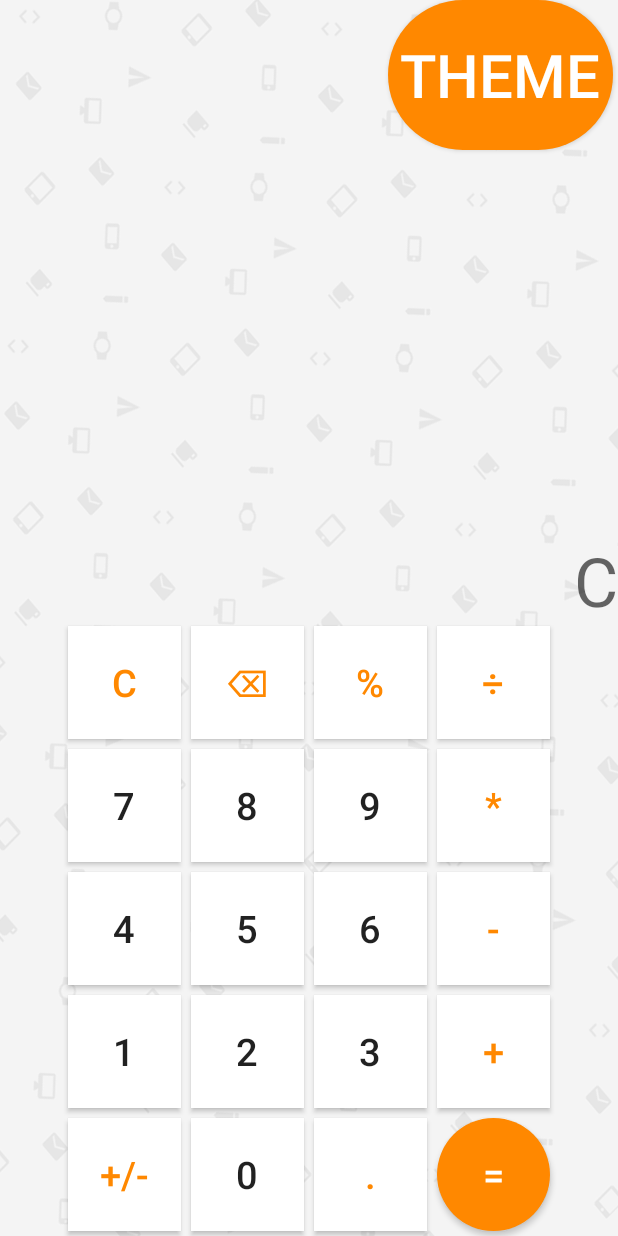
After one commit to makhortius/Hw_calculate, an Android app: the layout activity_constrait_calculate.xml on its own in the app's theme, with its tools: preview values and no code run, on a phone screen of 412 x 824 dp. The commit adds this screen. Run offline under Robolectric (Android 15) with nearby library versions, the phone set to English and light mode, and no system bars.

Commit message:
Добавил макет Constrait, реализовал кнопку переключения между актививи как подсказывали в первом ДЗ

```diff
--- a/app/src/main/java/com/example/hw_calculate/MainActivity.java
+++ b/app/src/main/java/com/example/hw_calculate/MainActivity.java
@@ -1,8 +1,9 @@
 package com.example.hw_calculate;
 
 import androidx.appcompat.app.AppCompatActivity;
-
 import android.os.Bundle;
+import android.view.View;
+import android.widget.Button;
 
 public class MainActivity extends AppCompatActivity {
 
@@ -10,5 +11,17 @@ public class MainActivity extends AppCompatActivity {
     protected void onCreate(Bundle savedInstanceState) {
         super.onCreate(savedInstanceState);
         setContentView(R.layout.activity_calculate);
+
+        Button switchLayout = findViewById(R.id.switchLayout);
+
+
+        switchLayout.setOnClickListener(new View.OnClickListener() {
+            @Override
+            public void onClick(View v) {
+                MainActivity.this.setContentView(R.layout.activity_constrait_calculate);
+            }
+        });
+
+
     }
 }
--- a/app/src/main/res/layout/activity_calculate.xml
+++ b/app/src/main/res/layout/activity_calculate.xml
@@ -218,11 +218,22 @@
         android:background="@android:color/white"
         android:orientation="horizontal">
 
+        <Button
+            android:id="@+id/switchLayout"
+            style="@android:style/Widget.Button.Inset"
+            android:layout_height="match_parent"
+            android:layout_width="wrap_content"
+            android:layout_weight="1"
+            android:background="@drawable/custom_button_equally"
+            android:text="@string/switchTheme"
+            android:textColor="@android:color/primary_text_dark"
+            android:textSize="@dimen/TextSize" />
 
         <Button
             android:id="@+id/equally"
             style="@android:style/Widget.Button.Inset"
             android:layout_height="match_parent"
+            android:layout_width="wrap_content"
             android:layout_weight="1"
             android:background="@drawable/custom_button_equally"
             android:text="@string/equally"
@@ -230,5 +241,6 @@
             android:textSize="@dimen/TextSize" />
 
 
+
     </LinearLayout>
 </LinearLayout>
--- /dev/null
+++ b/app/src/main/res/layout/activity_constrait_calculate.xml
@@ -0,0 +1,325 @@
+<?xml version="1.0" encoding="utf-8"?>
+<androidx.constraintlayout.widget.ConstraintLayout xmlns:android="http://schemas.android.com/apk/res/android"
+    xmlns:app="http://schemas.android.com/apk/res-auto"
+    xmlns:tools="http://schemas.android.com/tools"
+    android:layout_width="match_parent"
+    android:layout_height="match_parent"
+    android:background="@drawable/bg">
+
+    <Button
+        android:id="@+id/zero"
+        android:layout_width="75dp"
+        android:layout_height="75dp"
+        android:layout_margin="3dp"
+        android:background="@color/colorWhite"
+        android:text="@string/zero"
+        android:textColor="@android:color/holo_orange_dark"
+        android:textSize="@dimen/TextSize"
+        app:layout_constraintBottom_toTopOf="@id/button7"
+        app:layout_constraintEnd_toStartOf="@id/backspace"
+        app:layout_constraintHorizontal_chainStyle="packed"
+        app:layout_constraintStart_toStartOf="parent"
+        app:layout_constraintTop_toTopOf="parent"
+        app:layout_constraintVertical_bias="1"
+        app:layout_constraintVertical_chainStyle="packed" />
+
+    <Button
+        android:id="@+id/backspace"
+        android:layout_width="75dp"
+        android:layout_height="75dp"
+        android:layout_margin="3dp"
+        android:background="@color/colorWhite"
+        android:text="@string/backspace"
+        android:textColor="@android:color/holo_orange_dark"
+        android:textSize="@dimen/TextSize"
+        app:layout_constraintBottom_toTopOf="@id/button8"
+        app:layout_constraintEnd_toStartOf="@id/percent"
+        app:layout_constraintHorizontal_chainStyle="packed"
+        app:layout_constraintStart_toEndOf="@id/zero"
+        app:layout_constraintTop_toTopOf="parent"
+        app:layout_constraintVertical_bias="1"
+        app:layout_constraintVertical_chainStyle="packed" />
+
+    <Button
+        android:id="@+id/percent"
+        android:layout_width="75dp"
+        android:layout_height="75dp"
+        android:layout_margin="3dp"
+        android:background="@color/colorWhite"
+        android:text="%"
+        android:textColor="@android:color/holo_orange_dark"
+        android:textSize="@dimen/TextSize"
+        app:layout_constraintBottom_toTopOf="@id/button9"
+        app:layout_constraintEnd_toStartOf="@id/separate"
+        app:layout_constraintHorizontal_chainStyle="packed"
+        app:layout_constraintStart_toEndOf="@id/backspace"
+        app:layout_constraintTop_toTopOf="parent"
+        app:layout_constraintVertical_bias="1"
+        app:layout_constraintVertical_chainStyle="packed" />
+
+    <Button
+        android:id="@+id/separate"
+        android:layout_width="75dp"
+        android:layout_height="75dp"
+        android:layout_margin="3dp"
+        android:background="@color/colorWhite"
+        android:text="@string/separate"
+        android:textColor="@android:color/holo_orange_dark"
+        android:textSize="@dimen/TextSize"
+        app:layout_constraintBottom_toTopOf="@id/multi"
+        app:layout_constraintEnd_toEndOf="parent"
+        app:layout_constraintHorizontal_chainStyle="packed"
+        app:layout_constraintStart_toEndOf="@id/percent"
+        app:layout_constraintTop_toTopOf="parent"
+        app:layout_constraintVertical_bias="1"
+        app:layout_constraintVertical_chainStyle="packed" />
+
+    <Button
+        android:id="@+id/button7"
+        android:layout_width="75dp"
+        android:layout_height="75dp"
+        android:layout_margin="3dp"
+        android:background="@color/colorWhite"
+        android:text="@string/_7"
+        android:textSize="@dimen/TextSize"
+        app:layout_constraintBottom_toTopOf="@id/button4"
+        app:layout_constraintEnd_toStartOf="@id/button8"
+        app:layout_constraintHorizontal_chainStyle="packed"
+        app:layout_constraintStart_toStartOf="parent"
+        app:layout_constraintTop_toBottomOf="@id/zero"
+        app:layout_constraintVertical_chainStyle="packed" />
+
+    <Button
+        android:id="@+id/button8"
+        android:layout_width="75dp"
+        android:layout_height="75dp"
+        android:layout_margin="3dp"
+        android:background="@color/colorWhite"
+        android:text="@string/_8"
+        android:textSize="@dimen/TextSize"
+        app:layout_constraintBottom_toTopOf="@id/button5"
+        app:layout_constraintEnd_toStartOf="@id/button9"
+        app:layout_constraintStart_toEndOf="@id/button7"
+        app:layout_constraintTop_toBottomOf="@id/backspace"
+        app:layout_constraintVertical_chainStyle="packed" />
+
+    <Button
+        android:id="@+id/button9"
+        android:layout_width="75dp"
+        android:layout_height="75dp"
+        android:layout_margin="3dp"
+        android:background="@color/colorWhite"
+        android:text="@string/_9"
+        android:textSize="@dimen/TextSize"
+        app:layout_constraintBottom_toTopOf="@id/button6"
+        app:layout_constraintEnd_toStartOf="@id/multi"
+        app:layout_constraintStart_toEndOf="@id/button8"
+        app:layout_constraintTop_toBottomOf="@id/percent"
+        app:layout_constraintVertical_chainStyle="packed" />
+
+    <Button
+        android:id="@+id/multi"
+        android:layout_width="75dp"
+        android:layout_height="75dp"
+        android:layout_margin="3dp"
+        android:background="@color/colorWhite"
+        android:text="@string/multi"
+        android:textColor="@android:color/holo_orange_dark"
+        android:textSize="@dimen/TextSize"
+        app:layout_constraintBottom_toTopOf="@id/minus"
+        app:layout_constraintEnd_toEndOf="parent"
+        app:layout_constraintStart_toEndOf="@id/button9"
+        app:layout_constraintTop_toBottomOf="@id/separate"
+        app:layout_constraintVertical_chainStyle="packed" />
+
+    <Button
+        android:id="@+id/button4"
+        android:layout_width="75dp"
+        android:layout_height="75dp"
+        android:layout_margin="3dp"
+        android:background="@color/colorWhite"
+        android:text="@string/_4"
+        android:textSize="@dimen/TextSize"
+        app:layout_constraintBottom_toTopOf="@id/button1"
+        app:layout_constraintEnd_toStartOf="@id/button5"
+        app:layout_constraintHorizontal_chainStyle="packed"
+        app:layout_constraintStart_toStartOf="parent"
+        app:layout_constraintTop_toBottomOf="@id/button7" />
+
+    <Button
+        android:id="@+id/button5"
+        android:layout_width="75dp"
+        android:layout_height="75dp"
+        android:layout_margin="3dp"
+        android:background="@color/colorWhite"
+        android:text="@string/_5"
+        android:textSize="@dimen/TextSize"
+        app:layout_constraintBottom_toTopOf="@id/button2"
+        app:layout_constraintEnd_toStartOf="@id/button6"
+        app:layout_constraintStart_toEndOf="@id/button4"
+        app:layout_constraintTop_toBottomOf="@id/button8" />
+
+    <Button
+        android:id="@+id/button6"
+        android:layout_width="75dp"
+        android:layout_height="75dp"
+        android:layout_margin="3dp"
+        android:background="@color/colorWhite"
+        android:text="@string/_6"
+        android:textSize="@dimen/TextSize"
+        app:layout_constraintBottom_toTopOf="@id/button3"
+        app:layout_constraintEnd_toStartOf="@id/minus"
+        app:layout_constraintStart_toEndOf="@id/button5"
+        app:layout_constraintTop_toBottomOf="@id/button9" />
+
+    <Button
+        android:id="@+id/minus"
+        android:layout_width="75dp"
+        android:layout_height="75dp"
+        android:layout_margin="3dp"
+        android:background="@color/colorWhite"
+        android:text="@string/minus"
+        android:textColor="@android:color/holo_orange_dark"
+        android:textSize="@dimen/TextSize"
+        app:layout_constraintBottom_toTopOf="@id/plus"
+        app:layout_constraintEnd_toEndOf="parent"
+        app:layout_constraintStart_toEndOf="@id/button6"
+        app:layout_constraintTop_toBottomOf="@id/multi" />
+
+    <Button
+        android:id="@+id/button1"
+        android:layout_width="75dp"
+        android:layout_height="75dp"
+        android:layout_margin="3dp"
+        android:background="@color/colorWhite"
+        android:text="@string/_1"
+        android:textSize="@dimen/TextSize"
+        app:layout_constraintBottom_toTopOf="@id/plus_minus"
+        app:layout_constraintEnd_toStartOf="@id/button2"
+        app:layout_constraintHorizontal_chainStyle="packed"
+        app:layout_constraintStart_toStartOf="parent"
+        app:layout_constraintTop_toBottomOf="@id/button4" />
+
+    <Button
+        android:id="@+id/button2"
+        android:layout_width="75dp"
+        android:layout_height="75dp"
+        android:layout_margin="3dp"
+        android:background="@color/colorWhite"
+        android:text="@string/_2"
+        android:textSize="@dimen/TextSize"
+        app:layout_constraintBottom_toTopOf="@id/button0"
+        app:layout_constraintEnd_toStartOf="@id/button3"
+        app:layout_constraintStart_toEndOf="@id/button1"
+        app:layout_constraintTop_toBottomOf="@id/button5" />
+
+    <Button
+        android:id="@+id/button3"
+        android:layout_width="75dp"
+        android:layout_height="75dp"
+        android:layout_margin="3dp"
+        android:background="@color/colorWhite"
+        android:text="@string/_3"
+        android:textSize="@dimen/TextSize"
+        app:layout_constraintBottom_toTopOf="@id/button_point"
+        app:layout_constraintEnd_toStartOf="@id/plus"
+        app:layout_constraintStart_toEndOf="@id/button2"
+        app:layout_constraintTop_toBottomOf="@id/button6" />
+
+    <Button
+        android:id="@+id/plus"
+        android:layout_width="75dp"
+        android:layout_height="75dp"
+        android:layout_margin="3dp"
+        android:background="@color/colorWhite"
+        android:text="@string/plus"
+        android:textColor="@android:color/holo_orange_dark"
+        android:textSize="@dimen/TextSize"
+        app:layout_constraintBottom_toTopOf="@id/equally"
+        app:layout_constraintEnd_toEndOf="parent"
+        app:layout_constraintStart_toEndOf="@id/button3"
+        app:layout_constraintTop_toBottomOf="@id/minus" />
+
+    <Button
+        android:id="@+id/plus_minus"
+        android:layout_width="75dp"
+        android:layout_height="75dp"
+        android:layout_margin="3dp"
+        android:background="@color/colorWhite"
+        android:text="+/-"
+        android:textColor="@android:color/holo_orange_dark"
+        android:textSize="@dimen/TextSize"
+        app:layout_constraintBottom_toBottomOf="parent"
+        app:layout_constraintEnd_toStartOf="@id/button0"
+        app:layout_constraintHorizontal_chainStyle="packed"
+        app:layout_constraintStart_toStartOf="parent"
+        app:layout_constraintTop_toBottomOf="@id/button1" />
+
+    <Button
+        android:id="@+id/button0"
+        android:layout_width="75dp"
+        android:layout_height="75dp"
+        android:layout_margin="3dp"
+        android:background="@color/colorWhite"
+        android:text="@string/_0"
+        android:textSize="@dimen/TextSize"
+        app:layout_constraintBottom_toBottomOf="parent"
+        app:layout_constraintEnd_toStartOf="@id/button_point"
+        app:layout_constraintStart_toEndOf="@id/plus_minus"
+        app:layout_constraintTop_toBottomOf="@id/button2" />
+
+    <Button
+        android:id="@+id/button_point"
+        android:layout_width="75dp"
+        android:layout_height="75dp"
+        android:layout_margin="3dp"
+        android:background="@color/colorWhite"
+        android:text="@string/point"
+        android:textColor="@android:color/holo_orange_dark"
+        android:textSize="@dimen/TextSize"
+        app:layout_constraintBottom_toBottomOf="parent"
+        app:layout_constraintEnd_toStartOf="@id/equally"
+        app:layout_constraintStart_toEndOf="@id/button0"
+        app:layout_constraintTop_toBottomOf="@id/button3" />
+
+    <Button
+        android:id="@+id/equally"
+        android:layout_width="75dp"
+        android:layout_height="75dp"
+        android:layout_margin="3dp"
+        android:background="@drawable/custom_button_equally"
+        android:text="@string/equally"
+        android:textColor="@android:color/white"
+        android:textSize="@dimen/TextSize"
+        app:layout_constraintBottom_toBottomOf="parent"
+        app:layout_constraintEnd_toEndOf="parent"
+        app:layout_constraintStart_toEndOf="@id/button_point"
+        app:layout_constraintTop_toBottomOf="@id/plus" />
+
+    <TextView
+        android:id="@+id/textView"
+        android:layout_width="match_parent"
+        android:layout_height="74dp"
+        android:hint="@string/zero"
+        android:textSize="@dimen/TextViewSize"
+        android:gravity="bottom|end"
+        app:layout_constraintBottom_toTopOf="@+id/separate"
+        app:layout_constraintEnd_toEndOf="@+id/separate"
+        app:layout_constraintHorizontal_bias="0.0"
+        app:layout_constraintStart_toStartOf="@+id/zero" />
+
+    <Button
+        android:id="@+id/switchLayoutBack"
+        android:layout_width="150dp"
+        android:layout_height="100dp"
+        android:layout_margin="3dp"
+        android:background="@drawable/custom_button_equally"
+        android:text="@string/switchTheme"
+        android:textColor="@color/colorWhite"
+        android:textSize="40sp"
+        app:layout_constraintEnd_toEndOf="parent"
+        tools:ignore="MissingConstraints"
+        tools:layout_editor_absoluteY="16dp" />
+
+
+</androidx.constraintlayout.widget.ConstraintLayout>
--- a/app/src/main/res/values/colors.xml
+++ b/app/src/main/res/values/colors.xml
@@ -5,4 +5,5 @@
     <color name="colorAccent">#FF8C00</color>
     <color name="_numbers">#504D4D</color>
     <color name="buttons_bg">#DFDFDF</color>
+    <color name="colorWhite">#FFFFFF</color>
 </resources>
--- a/app/src/main/res/values/strings.xml
+++ b/app/src/main/res/values/strings.xml
@@ -18,4 +18,5 @@
     <string name="plus">+</string>
     <string name="backspace">⌫</string>
     <string name="zero">C</string>
+    <string name="switchTheme">Theme</string>
 </resources>
--- a/app/src/main/res/values/styles.xml
+++ b/app/src/main/res/values/styles.xml
@@ -4,7 +4,7 @@
     <style name="AppTheme" parent="Theme.AppCompat.Light.DarkActionBar">
         <!-- Customize your theme here. -->
         <item name="colorPrimary">@color/colorPrimary</item>
-        <item name="colorPrimaryDark">@color/colorPrimaryDark</item>
+        <item name="colorPrimaryDark">@color/colorOrangeDark</item>
         <item name="colorAccent">@color/colorAccent</item>
     </style>
 
```
